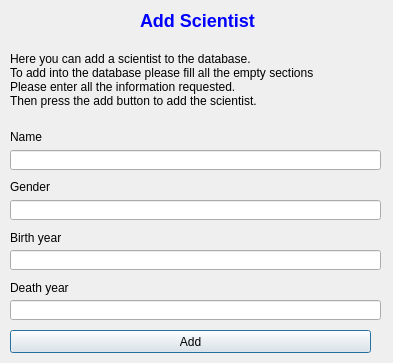
Above: EndurvinnslustöðATeam/Skil3/Ui/addscientist.ui from trunti/verklegtn-m before the change. Below: the same form after it.
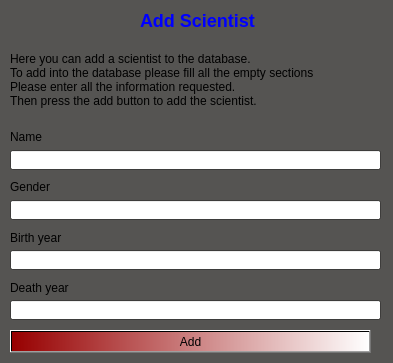
That is the form after the change.

What changed in the file:
```diff
--- a/EndurvinnslustöðATeam/Skil3/Ui/addscientist.ui
+++ b/EndurvinnslustöðATeam/Skil3/Ui/addscientist.ui
@@ -10,6 +10,70 @@
     <height>363</height>
    </rect>
   </property>
+  <property name="palette">
+   <palette>
+    <active>
+     <colorrole role="Base">
+      <brush brushstyle="SolidPattern">
+       <color alpha="255">
+        <red>255</red>
+        <green>255</green>
+        <blue>255</blue>
+       </color>
+      </brush>
+     </colorrole>
+     <colorrole role="Window">
+      <brush brushstyle="SolidPattern">
+       <color alpha="255">
+        <red>85</red>
+        <green>84</green>
+        <blue>82</blue>
+       </color>
+      </brush>
+     </colorrole>
+    </active>
+    <inactive>
+     <colorrole role="Base">
+      <brush brushstyle="SolidPattern">
+       <color alpha="255">
+        <red>255</red>
+        <green>255</green>
+        <blue>255</blue>
+       </color>
+      </brush>
+     </colorrole>
+     <colorrole role="Window">
+      <brush brushstyle="SolidPattern">
+       <color alpha="255">
+        <red>85</red>
+        <green>84</green>
+        <blue>82</blue>
+       </color>
+      </brush>
+     </colorrole>
+    </inactive>
+    <disabled>
+     <colorrole role="Base">
+      <brush brushstyle="SolidPattern">
+       <color alpha="255">
+        <red>85</red>
+        <green>84</green>
+        <blue>82</blue>
+       </color>
+      </brush>
+     </colorrole>
+     <colorrole role="Window">
+      <brush brushstyle="SolidPattern">
+       <color alpha="255">
+        <red>85</red>
+        <green>84</green>
+        <blue>82</blue>
+       </color>
+      </brush>
+     </colorrole>
+    </disabled>
+   </palette>
+  </property>
   <property name="windowTitle">
    <string>Dialog</string>
   </property>
@@ -127,6 +191,10 @@
      <height>23</height>
     </rect>
    </property>
+   <property name="styleSheet">
+    <string notr="true">background-color: qlineargradient(spread:pad, x1:0, y1:0, x2:1, y2:0, stop:0 rgba(151, 0, 0, 255), stop:1 rgba(255, 255, 255, 255));
+</string>
+   </property>
    <property name="text">
     <string>Add</string>
    </property>
```
